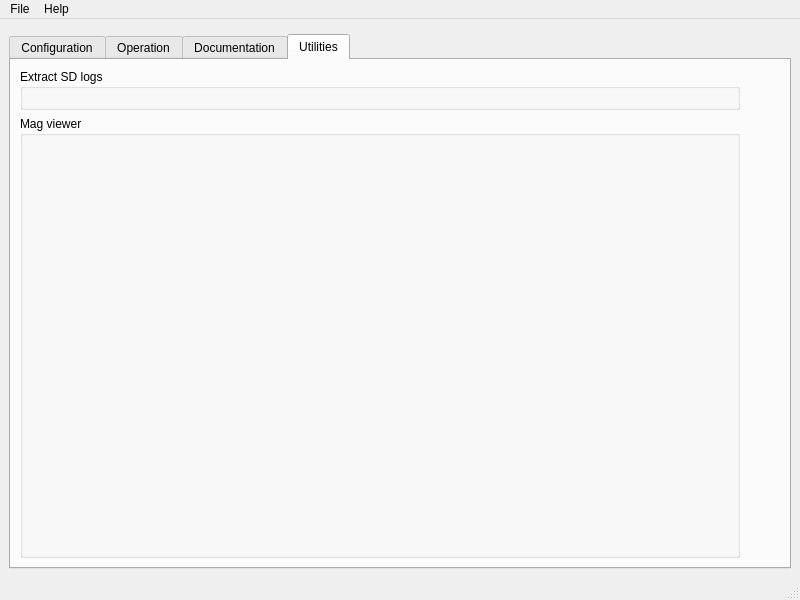
First picture: the form in sw/supervision/python/ui/ui_supervision_window.ui, repository paparazzi/paparazzi, before the edit.
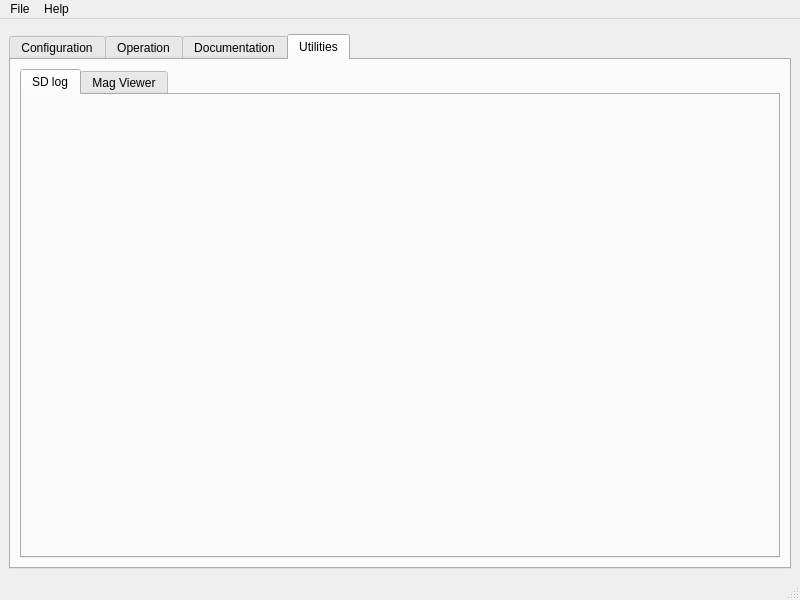
Second picture: the form after the edit. The open tabs and pages were chosen to show the change. Custom widgets are drawn as their Qt base class.

Commit message: [supervision] organize utilities with tabs

Patch:
```diff
--- a/sw/supervision/python/ui/ui_supervision_window.ui
+++ b/sw/supervision/python/ui/ui_supervision_window.ui
@@ -42,48 +42,40 @@
        <attribute name="title">
         <string>Utilities</string>
        </attribute>
-       <layout class="QGridLayout" name="gridLayout" rowstretch="0,0" columnstretch="2,0">
-        <item row="0" column="1">
-         <spacer name="horizontalSpacer">
+       <layout class="QVBoxLayout" name="verticalLayout_4">
+        <item>
+         <widget class="QTabWidget" name="tabWidget">
+          <property name="currentIndex">
+           <number>0</number>
+          </property>
+          <widget class="QWidget" name="tab_log">
+           <attribute name="title">
+            <string>SD log</string>
+           </attribute>
+           <layout class="QVBoxLayout" name="verticalLayout_5">
+            <item>
+             <widget class="LogWidget" name="log_widget" native="true"/>
+            </item>
+            <item>
+             <spacer name="verticalSpacer">
           <property name="orientation">
-           <enum>Qt::Horizontal</enum>
+               <enum>Qt::Vertical</enum>
           </property>
           <property name="sizeHint" stdset="0">
            <size>
-            <width>40</width>
-            <height>20</height>
+                <width>20</width>
+                <height>40</height>
            </size>
           </property>
          </spacer>
         </item>
-        <item row="1" column="0">
-         <widget class="QGroupBox" name="groupBox_2">
-          <property name="sizePolicy">
-           <sizepolicy hsizetype="Preferred" vsizetype="Expanding">
-            <horstretch>0</horstretch>
-            <verstretch>0</verstretch>
-           </sizepolicy>
-          </property>
-          <property name="title">
-           <string>Mag viewer</string>
-          </property>
-          <layout class="QVBoxLayout" name="verticalLayout_3">
-           <item>
-            <widget class="MagViewer" name="magviewer_widget" native="true"/>
-           </item>
-          </layout>
-         </widget>
-        </item>
-        <item row="0" column="0">
-         <widget class="QGroupBox" name="groupBox">
-          <property name="title">
-           <string>Extract SD logs</string>
-          </property>
-          <layout class="QVBoxLayout" name="verticalLayout_2">
-           <item>
-            <widget class="LogWidget" name="log_widget" native="true"/>
-           </item>
-          </layout>
+           </layout>
+          </widget>
+          <widget class="MagViewer" name="magviewer_widget">
+           <attribute name="title">
+            <string>Mag Viewer</string>
+           </attribute>
+          </widget>
          </widget>
         </item>
        </layout>
```
Left out of the diff: 4 changed lines with no effect on the pictures. Lines whose indentation alone changed are shown as unchanged. The commit also changes 1 other file.
